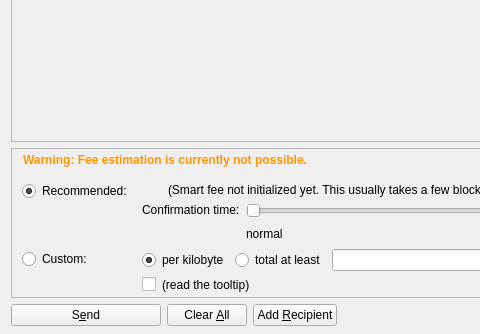
Old version of the form src/qt/forms/sendcoinsdialog.ui in the repository wonko433/blackcoin-more; both pictures show x 0 to 480 and y 192 to 526 of the 850 by 526 pixel window.
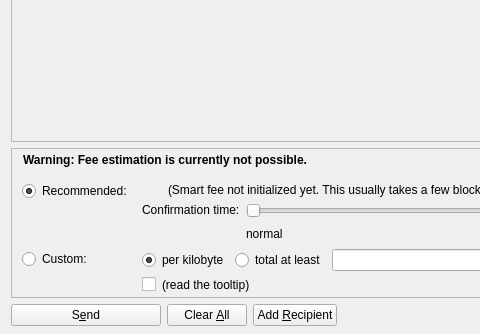
New version of the form. Icons and pictures are not drawn. Custom widgets are drawn as their Qt base class.

Commit message: Qt/Send: Figure a decent warning colour from theme

Patch:
```diff
--- a/src/qt/forms/sendcoinsdialog.ui
+++ b/src/qt/forms/sendcoinsdialog.ui
@@ -721,9 +721,11 @@
             <property name="toolTip">
              <string>Using the fallbackfee can result in sending a transaction that will take serval hours or days (or never) to confirm. Consider choosing your fee manually or wait until your have validated the complete chain.</string>
             </property>
-            <property name="styleSheet">
-             <string notr="true">color: rgb(255, 150, 0);
-font-weight: bold;</string>
+            <property name="font">
+            <font>
+                <weight>75</weight>
+                <bold>true</bold>
+            </font>
             </property>
             <property name="text">
              <string>Warning: Fee estimation is currently not possible.</string>
```
The commit also changes 1 other file.
